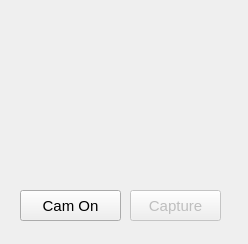
This is ArcApp/takephoto.ui in Arc-Project/Arc as Qt 5 draws it before an edit. The edited form follows.
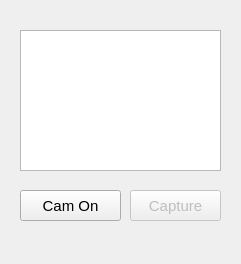
This is the edited form.

Commit message: add camera select option

Patch:
```diff
--- a/ArcApp/takephoto.ui
+++ b/ArcApp/takephoto.ui
@@ -6,8 +6,8 @@
    <rect>
     <x>0</x>
     <y>0</y>
-    <width>248</width>
-    <height>244</height>
+    <width>241</width>
+    <height>264</height>
    </rect>
   </property>
   <property name="windowTitle">
@@ -61,7 +61,65 @@
      <height>141</height>
     </rect>
    </property>
-   <layout class="QVBoxLayout" name="verticalLayout"/>
+   <layout class="QVBoxLayout" name="verticalLayout">
+    <item>
+     <widget class="QTableWidget" name="tableWidget_cam_list">
+      <property name="sizePolicy">
+       <sizepolicy hsizetype="Preferred" vsizetype="Preferred">
+        <horstretch>0</horstretch>
+        <verstretch>0</verstretch>
+       </sizepolicy>
+      </property>
+      <property name="font">
+       <font>
+        <pointsize>11</pointsize>
+       </font>
+      </property>
+      <property name="editTriggers">
+       <set>QAbstractItemView::NoEditTriggers</set>
+      </property>
+      <property name="tabKeyNavigation">
+       <bool>false</bool>
+      </property>
+      <property name="selectionMode">
+       <enum>QAbstractItemView::SingleSelection</enum>
+      </property>
+      <property name="selectionBehavior">
+       <enum>QAbstractItemView::SelectItems</enum>
+      </property>
+      <property name="textElideMode">
+       <enum>Qt::ElideMiddle</enum>
+      </property>
+      <attribute name="horizontalHeaderStretchLastSection">
+       <bool>true</bool>
+      </attribute>
+      <attribute name="verticalHeaderVisible">
+       <bool>false</bool>
+      </attribute>
+     </widget>
+    </item>
+   </layout>
+  </widget>
+  <widget class="QLabel" name="label_cam_message">
+   <property name="geometry">
+    <rect>
+     <x>20</x>
+     <y>230</y>
+     <width>201</width>
+     <height>20</height>
+    </rect>
+   </property>
+   <property name="font">
+    <font>
+     <pointsize>10</pointsize>
+    </font>
+   </property>
+   <property name="styleSheet">
+    <string notr="true">color: rgb(255, 0, 0);</string>
+   </property>
+   <property name="text">
+    <string/>
+   </property>
   </widget>
  </widget>
  <resources/>
```
The commit also changes 2 other files.
